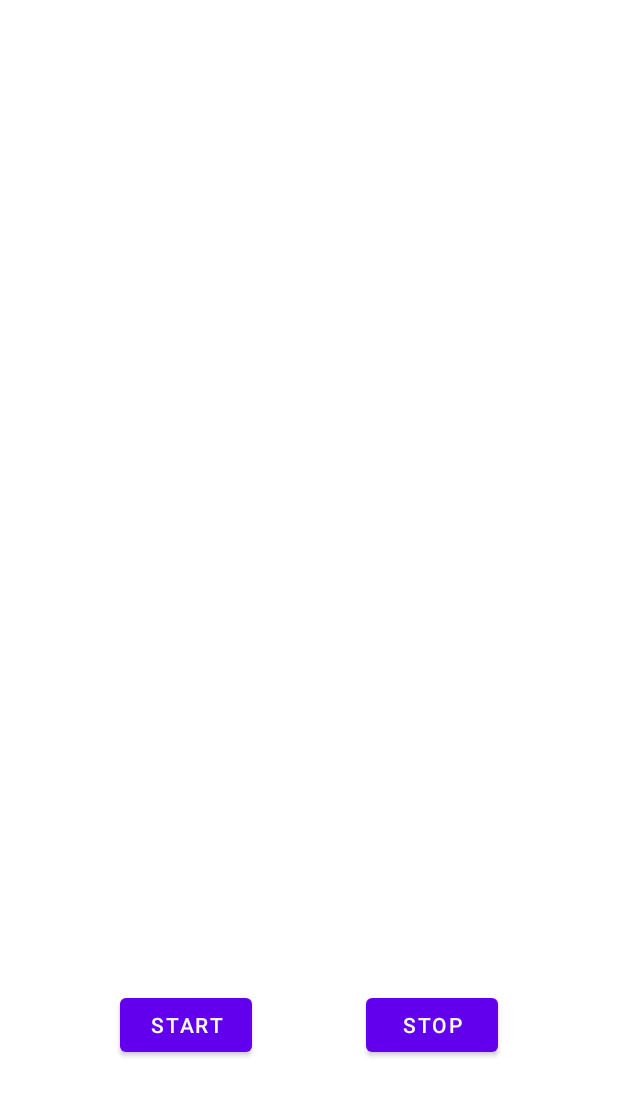
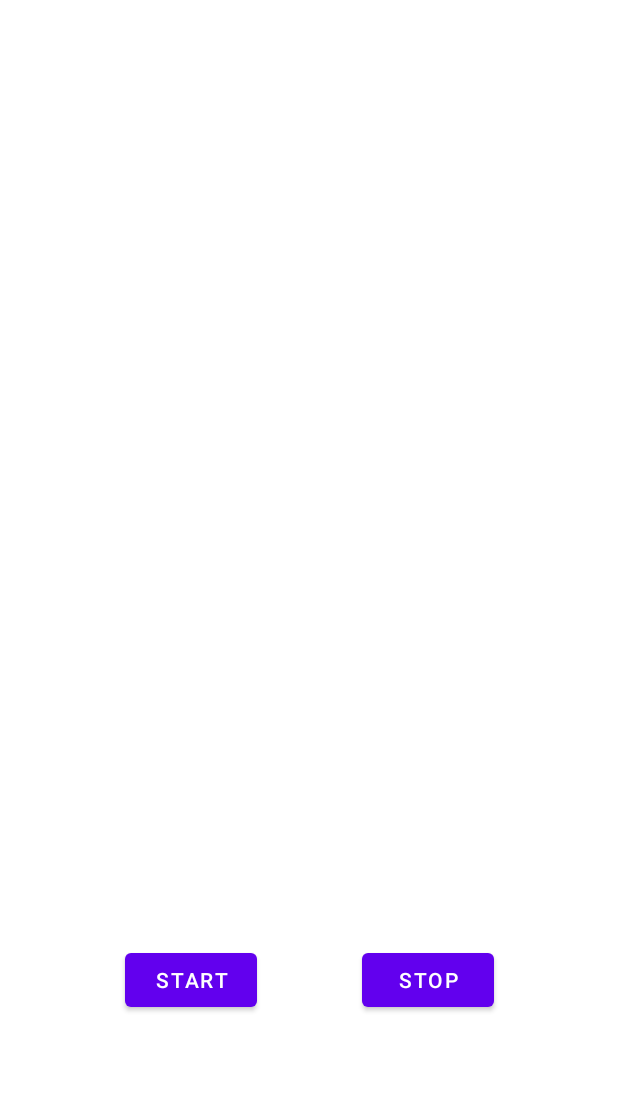
Before and after one commit to BurkeO/Final_Year_Project_App, an Android app: the screen it shows after launch (MainActivity), on a phone screen of 412 x 824 dp. Shown: the top 1096 px of the screen. Run offline under Robolectric (Android 15) with nearby library versions, the phone set to English and light mode, and no system bars.

Commit message:
added fragments with start and stop button (they don't do anything as of yet)

```diff
--- /dev/null
+++ b/app/src/main/java/burke/owen/fyp/AudioRecorder.java
@@ -0,0 +1,50 @@
+package burke.owen.fyp;
+
+import android.os.Bundle;
+import android.view.LayoutInflater;
+import android.view.View;
+import android.view.ViewGroup;
+
+import androidx.fragment.app.Fragment;
+
+/**
+ * A simple {@link Fragment} subclass.
+ * Use the {@link AudioRecorder#newInstance} factory method to
+ * create an instance of this fragment.
+ */
+public class AudioRecorder extends Fragment
+{
+
+    public AudioRecorder()
+    {
+        // Required empty public constructor
+    }
+
+    /**
+     * Use this factory method to create a new instance of
+     * this fragment using the provided parameters.
+     *
+     * @return A new instance of fragment AudioRecorder.
+     */
+    public static AudioRecorder newInstance()
+    {
+        AudioRecorder fragment = new AudioRecorder();
+        Bundle args = new Bundle();
+        fragment.setArguments(args);
+        return fragment;
+    }
+
+    @Override
+    public void onCreate(Bundle savedInstanceState)
+    {
+        super.onCreate(savedInstanceState);
+    }
+
+    @Override
+    public View onCreateView(LayoutInflater inflater, ViewGroup container,
+                             Bundle savedInstanceState)
+    {
+        // Inflate the layout for this fragment
+        return inflater.inflate(R.layout.fragment_audio_recorder, container, false);
+    }
+}
--- a/app/src/main/java/burke/owen/fyp/MainActivity.java
+++ b/app/src/main/java/burke/owen/fyp/MainActivity.java
@@ -3,7 +3,6 @@ package burke.owen.fyp;
 import android.os.Bundle;
 import android.view.Menu;
 import android.view.MenuItem;
-import android.widget.Button;
 
 import androidx.appcompat.app.AppCompatActivity;
 
@@ -14,11 +13,6 @@ public class MainActivity extends AppCompatActivity
     {
         super.onCreate(savedInstanceState);
         setContentView(R.layout.activity_main);
-        final Button startButton = findViewById(R.id.start_button);
-        startButton.setOnClickListener(view -> {
-            // Code here executes on main thread after user presses start_button
-
-        });
     }
     //
 
--- a/app/src/main/res/layout/activity_main.xml
+++ b/app/src/main/res/layout/activity_main.xml
@@ -6,22 +6,13 @@
     android:layout_height="match_parent"
     tools:context=".MainActivity">
 
-    <Button
-        android:id="@+id/start_button"
-        android:layout_width="wrap_content"
-        android:layout_height="wrap_content"
-        android:layout_marginStart="80dp"
-        android:text="@string/start"
+    <androidx.fragment.app.FragmentContainerView
+        android:id="@+id/fragment"
+        android:name="burke.owen.fyp.AudioRecorder"
+        android:layout_width="404dp"
+        android:layout_height="811dp"
         app:layout_constraintBottom_toBottomOf="parent"
+        app:layout_constraintEnd_toEndOf="parent"
         app:layout_constraintStart_toStartOf="parent"
-        app:layout_constraintTop_toTopOf="parent"
-        app:layout_constraintVertical_bias="0.85" />
-
-    <Button
-        android:layout_width="wrap_content"
-        android:layout_height="wrap_content"
-        android:layout_marginEnd="80dp"
-        android:text="@string/stop"
-        app:layout_constraintEnd_toEndOf="parent"
-        app:layout_constraintTop_toTopOf="@+id/start_button" />
+        app:layout_constraintTop_toTopOf="parent" />
 </androidx.constraintlayout.widget.ConstraintLayout>
--- /dev/null
+++ b/app/src/main/res/layout/fragment_audio_recorder.xml
@@ -0,0 +1,31 @@
+<?xml version="1.0" encoding="utf-8"?>
+<androidx.constraintlayout.widget.ConstraintLayout xmlns:android="http://schemas.android.com/apk/res/android"
+    xmlns:app="http://schemas.android.com/apk/res-auto"
+    xmlns:tools="http://schemas.android.com/tools"
+    android:layout_width="match_parent"
+    android:layout_height="match_parent"
+    tools:context=".AudioRecorder">
+
+
+    <Button
+        android:id="@+id/start_button"
+        android:layout_width="wrap_content"
+        android:layout_height="wrap_content"
+        android:text="@string/start"
+        app:layout_constraintBottom_toBottomOf="parent"
+        app:layout_constraintEnd_toEndOf="parent"
+        app:layout_constraintHorizontal_bias="0.25"
+        app:layout_constraintStart_toStartOf="parent"
+        app:layout_constraintTop_toTopOf="parent"
+        app:layout_constraintVertical_bias="0.816" />
+
+    <Button
+        android:layout_width="wrap_content"
+        android:layout_height="wrap_content"
+        android:text="@string/stop"
+        app:layout_constraintEnd_toEndOf="parent"
+        app:layout_constraintHorizontal_bias="0.75"
+        app:layout_constraintStart_toStartOf="parent"
+        app:layout_constraintTop_toTopOf="@+id/start_button" />
+
+</androidx.constraintlayout.widget.ConstraintLayout>
```
